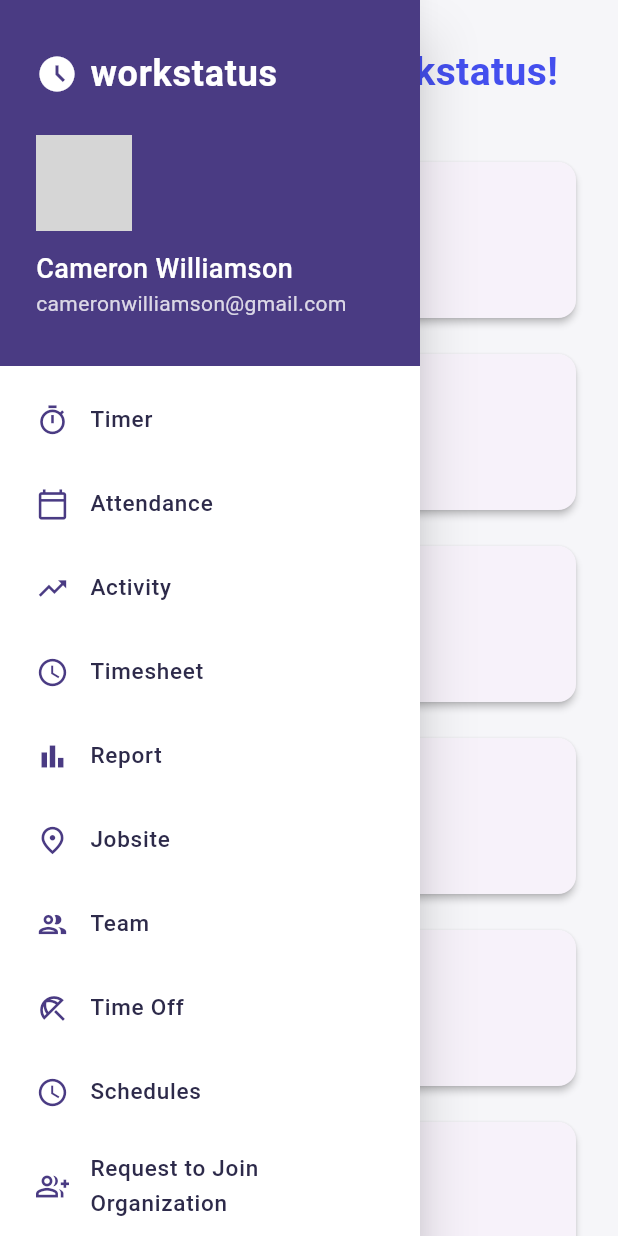
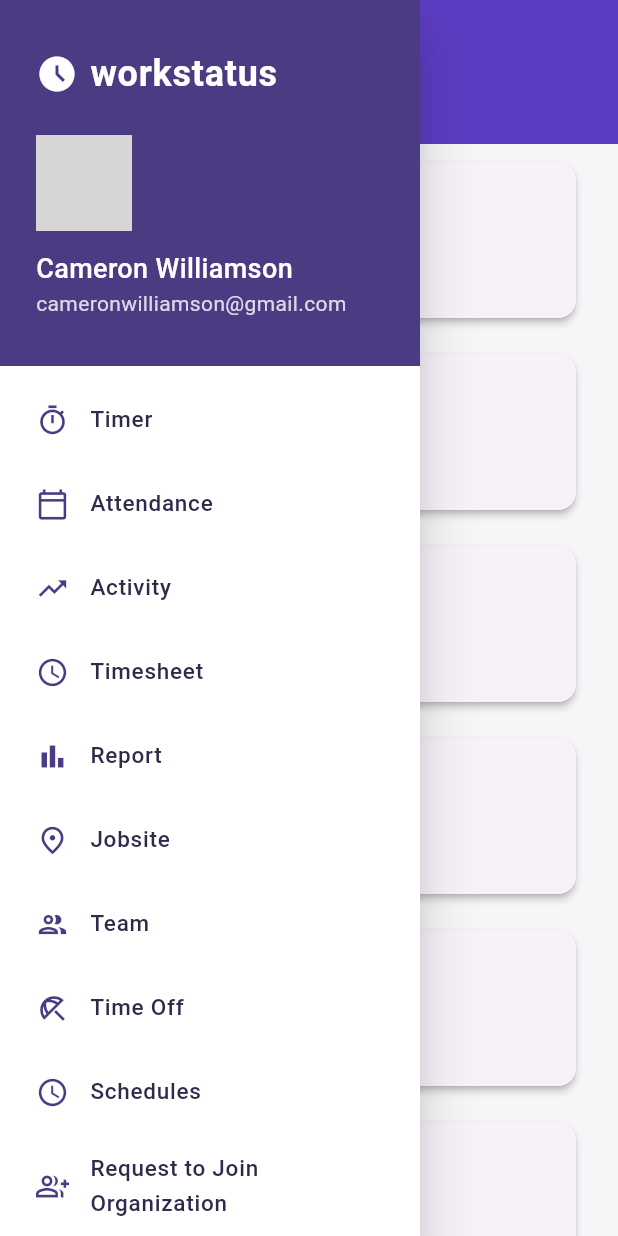
Before and after one commit to Saket045/Location_tracker, a Flutter app: the screen it shows after launch, on a phone screen of 412 x 824 dp. Run offline on Flutter 3.47's test engine with Material 3 defaults, Android fonts, the phone set to English and light mode, and no system bars; our stand-ins replace flutter_dotenv, google_maps_flutter; network calls fail; grey boxes are pictures that could not be loaded.

Commit message:
final home page

```diff
--- a/lib/screens/home_page.dart
+++ b/lib/screens/home_page.dart
@@ -31,19 +31,20 @@
                 children: [
                   Container(
                     padding: const EdgeInsets.all(24.0),
+                    color: const Color(0xFF5C3DC2), // Updated background color
                     child: Row(
                       children: [
                         IconButton(
-                          icon: Icon(Icons.menu, color: const Color.fromARGB(255, 30, 17, 219)),
+                          icon: Icon(Icons.menu, color: Colors.white),
                           onPressed: _toggleDrawer,
                         ),
                         SizedBox(width: 10),
                         Text(
-                          'Welcome to Workstatus!',
+                          '',
                           style: TextStyle(
                             fontSize: 26,
                             fontWeight: FontWeight.w600,
-                            color: const Color.fromARGB(255, 68, 79, 238),
+                            color: Colors.white,
                           ),
                         ),
                       ],
@@ -133,10 +134,6 @@
                           ),
                         ],
                       ),
-                      // IconButton(
-                      //   icon: Icon(Icons.close, color: Colors.white),
-                      //   onPressed: onCloseDrawer,
-                      // ),
                     ],
                   ),
                   SizedBox(height: 24),
```
